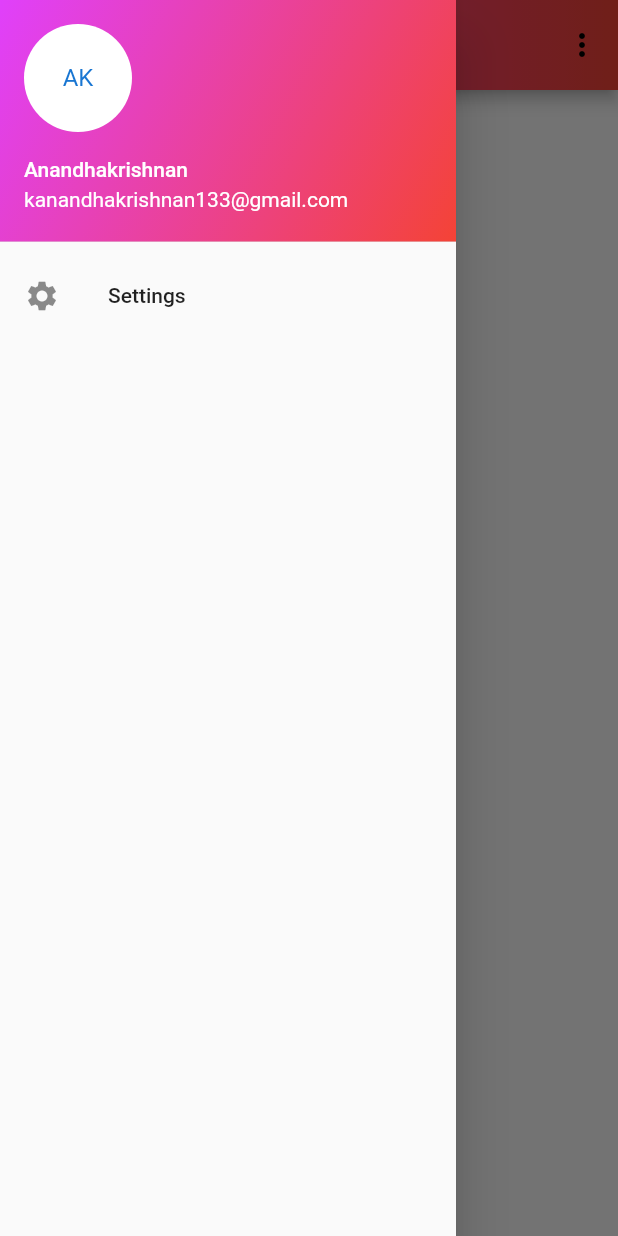
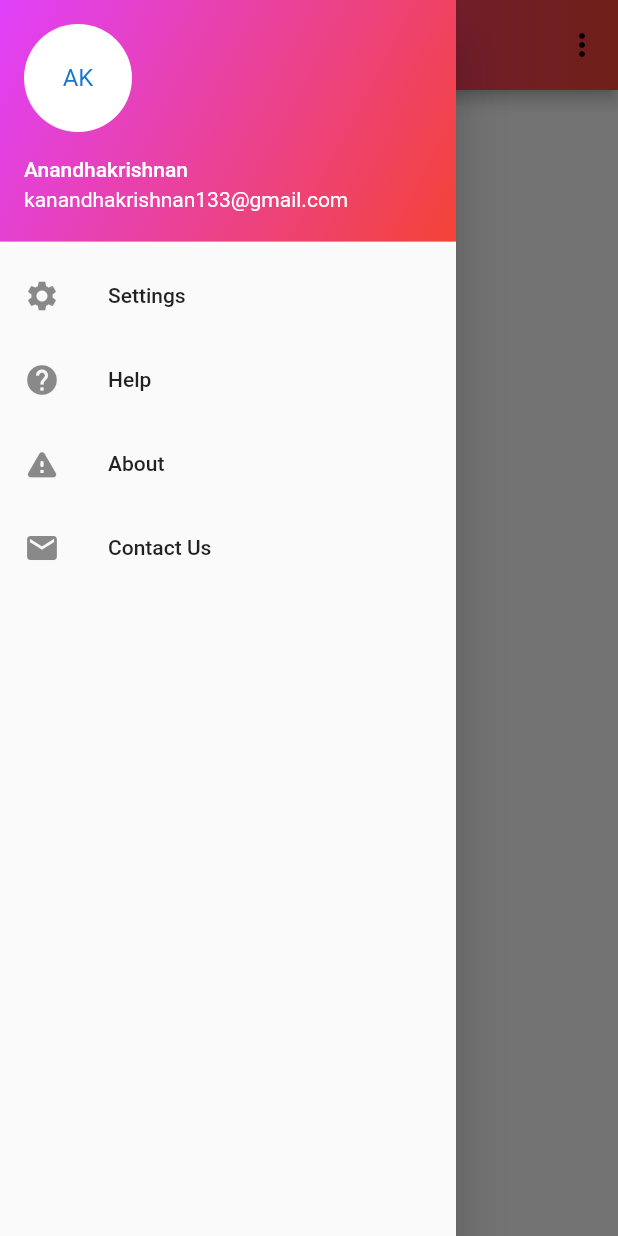
Before and after one commit to Anandhakrishnan-K/FlutterGuess, a Flutter app: the screen it shows after launch, with the side drawer open, on a phone screen of 412 x 824 dp. Run offline on Flutter 3.47's test engine with Material 2 defaults, Android fonts, the light colour scheme and no system bars.

Commit message:
Added some icons to the app drawer

```diff
--- a/guess_work/lib/constants.dart
+++ b/guess_work/lib/constants.dart
@@ -2,3 +2,8 @@ import 'package:flutter/material.dart';
 
 const primarycolor = Color.fromRGBO(255, 255, 0, 1);
 const appbarfontcolor = Color.fromARGB(255, 0, 0, 0);
+String str = "Work Under Progress";
+int scount = 0;
+int hcount = 0;
+int acount = 0;
+int ccount = 0;
--- a/guess_work/lib/home_page.dart
+++ b/guess_work/lib/home_page.dart
@@ -1,4 +1,5 @@
 import 'package:flutter/material.dart';
+
 import 'constants.dart';
 
 class GuessAppBar extends StatefulWidget {
@@ -18,12 +19,11 @@ class _GuessState extends State<GuessAppBar> {
           // ignore: prefer_const_constructors
           title: Text("Guess Work"),
           centerTitle: true,
-          backgroundColor: primarycolor,
           // leading: IconButton(
           //   icon: const Icon(Icons.arrow_back),
           //   onPressed: () {},
           // ),
-          foregroundColor: appbarfontcolor,
+          foregroundColor: Colors.black,
           actions: [
             IconButton(
               icon: const Icon(Icons.more_vert),
@@ -40,15 +40,15 @@ class _GuessState extends State<GuessAppBar> {
             ])),
           ),
         ),
-        body: const Center(
+        body: Center(
           child: Text(
-            "This is the Main Page",
+            str,
           ),
         ),
         drawer: Drawer(
           child: Column(
-            children: const [
-              UserAccountsDrawerHeader(
+            children: [
+              const UserAccountsDrawerHeader(
                 accountName: Text("Anandhakrishnan"),
                 accountEmail: Text("kanandhakrishnan133@gmail.com"),
                 currentAccountPicture: CircleAvatar(
@@ -61,7 +61,50 @@ class _GuessState extends State<GuessAppBar> {
                         begin: Alignment.topLeft,
                         end: Alignment.bottomRight)),
               ),
-              ListTile(title: Text("Settings"), leading: Icon(Icons.settings)),
+              ListTile(
+                leading: const Icon(Icons.settings),
+                title: const Text("Settings"),
+                onTap: () {
+                  setState(() {
+                    scount += 1;
+                    str =
+                        ("Settings Button has been Pressed ${scount.toString()} time(s)");
+                  });
+                },
+              ),
+              ListTile(
+                leading: const Icon(Icons.help),
+                title: const Text("Help"),
+                onTap: () {
+                  setState(() {
+                    hcount += 1;
+                    str =
+                        ("Help Button has been Pressed ${hcount.toString()} time(s)");
+                  });
+                },
+              ),
+              ListTile(
+                leading: const Icon(Icons.warning_rounded),
+                title: const Text("About"),
+                onTap: () {
+                  setState(() {
+                    acount += 1;
+                    str =
+                        ("About Button has been Pressed ${acount.toString()} time(s)");
+                  });
+                },
+              ),
+              ListTile(
+                leading: const Icon(Icons.mail),
+                title: const Text("Contact Us"),
+                onTap: () {
+                  setState(() {
+                    ccount += 1;
+                    str =
+                        ("Contact Us Button has been Pressed ${ccount.toString()} time(s)");
+                  });
+                },
+              ),
             ],
           ),
         ),
```
